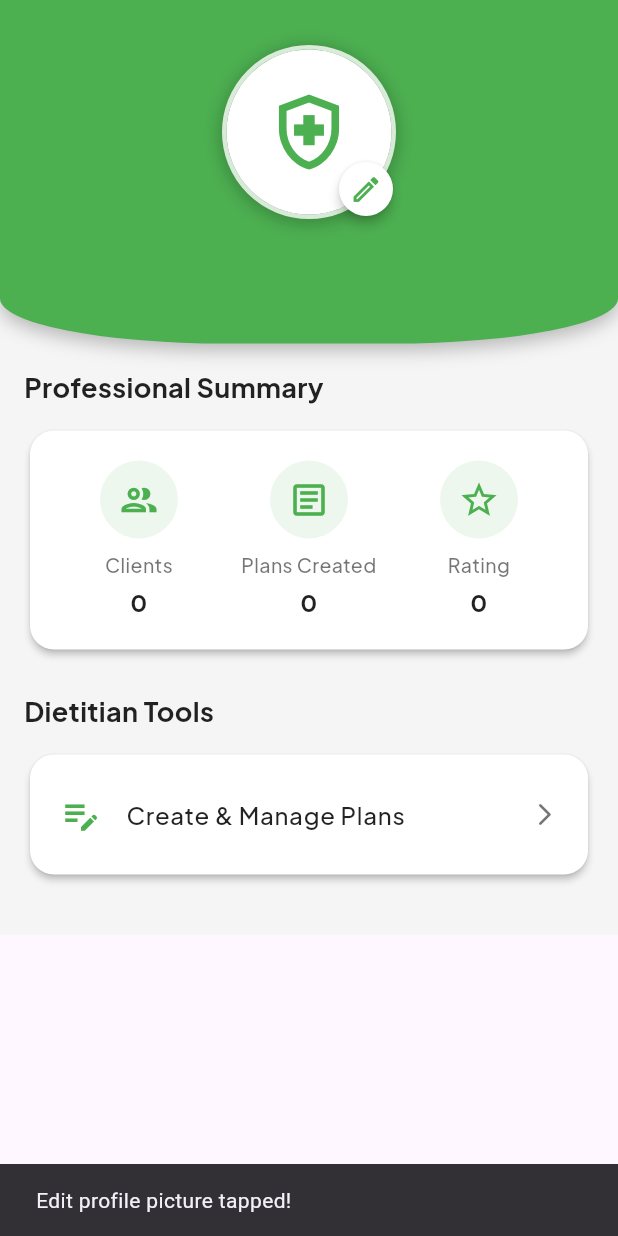
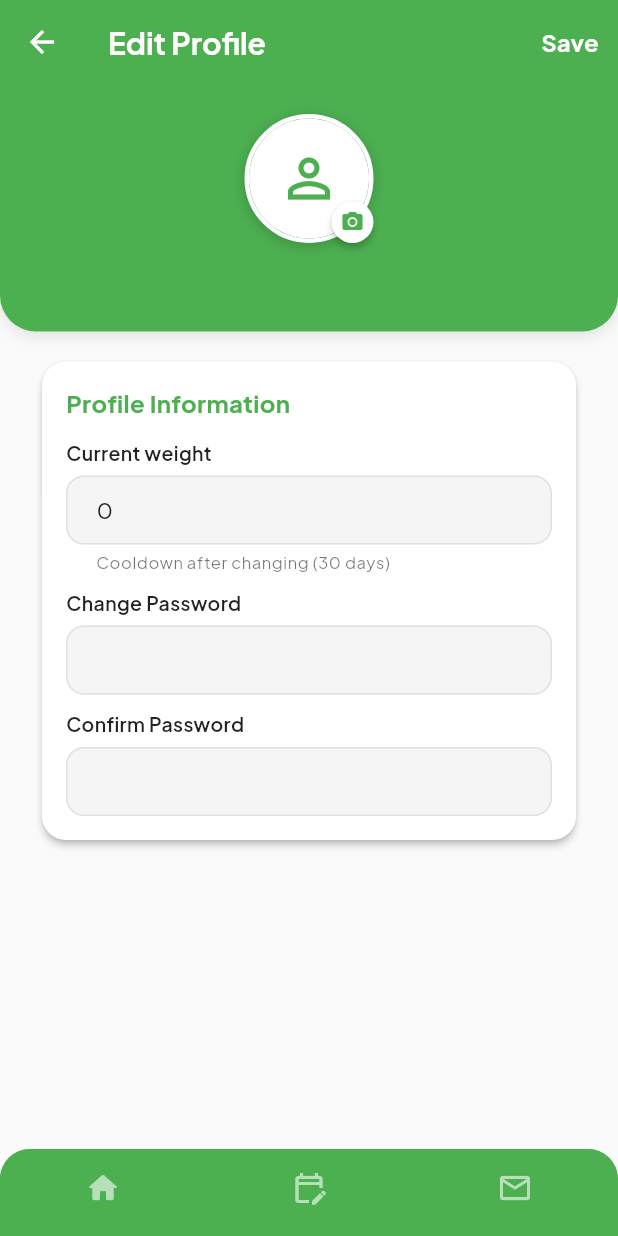
Before and after one commit to banog001/MamasRecipe, a Flutter app: the DietitianProfile widget shown alone on an empty page, opened directly, after a tap on the "edit" icon, on a phone screen of 412 x 824 dp. Run offline on Flutter 3.47's test engine with Material 3 defaults, Android fonts, the light colour scheme and no system bars; our stand-ins replace cloud_firestore, firebase_auth, firebase_core, google_sign_in, image_picker, shimmer and 1 more; accounts and stored records are empty.

Commit message:
adminhome, dietitianprofile, editdietitianprofile, homepagedietitian

```diff
--- a/lib/Dietitians/dietitianProfile.dart
+++ b/lib/Dietitians/dietitianProfile.dart
@@ -1,7 +1,8 @@
 import 'package:flutter/material.dart';
 import 'package:firebase_auth/firebase_auth.dart';
 import 'package:cloud_firestore/cloud_firestore.dart';
-import 'createMealPlan.dart'; // Ensure this path is correct
+import 'createMealPlan.dart';
+import 'editDietitianProfile.dart';// Ensure this path is correct
 
 // Note: No need to import HomePageDietitian here anymore if it's just content for a tab
 
@@ -159,9 +160,13 @@ class _DietitianProfileState extends State<DietitianProfile> {
                               elevation: 3,
                               child: InkWell(
                                 onTap: () {
-                                  ScaffoldMessenger.of(context).showSnackBar(
-                                      const SnackBar(content: Text("Edit profile picture tapped!")));
-                                  // TODO: Implement profile picture editing logic
+                                  Navigator.push(
+                                    context,
+                                    MaterialPageRoute(
+                                      builder: (context) =>
+                                      const EditProfileDietitianPage(),
+                                    ),
+                                  );
                                 },
                                 customBorder: const CircleBorder(),
                                 child: Padding(
--- /dev/null
+++ b/lib/Dietitians/editDietitianProfile.dart
@@ -0,0 +1,518 @@
+import 'dart:io';
+import 'dart:convert';
+import 'package:flutter/material.dart';
+import 'package:image_picker/image_picker.dart';
+import 'package:http/http.dart' as http;
+import 'package:firebase_auth/firebase_auth.dart';
+import 'package:cloud_firestore/cloud_firestore.dart';
+import 'homePageDietitian.dart';
+
+class EditProfileDietitianPage extends StatefulWidget {
+  const EditProfileDietitianPage({super.key});
+
+  @override
+  State<EditProfileDietitianPage> createState() => _EditProfilePageState();
+}
+
+class _EditProfilePageState extends State<EditProfileDietitianPage> {
+  File? _profileImage;
+  final ImagePicker _picker = ImagePicker();
+  bool _isUploading = false;
+  final TextEditingController _weightController = TextEditingController();
+  Future<Map<String, dynamic>?>? _userDataFuture;
+
+  static const String _primaryFontFamily = 'PlusJakartaSans';
+  static const Color _primaryColor = Color(0xFF4CAF50);
+
+  static const TextStyle _labelStyle = TextStyle(
+    fontFamily: _primaryFontFamily,
+    fontSize: 13,
+    fontWeight: FontWeight.w600,
+    color: Colors.black87,
+  );
+
+  static const TextStyle _helperStyle = TextStyle(
+    fontFamily: _primaryFontFamily,
+    fontSize: 11,
+    color: Colors.black54,
+  );
+
+  final String cloudName = "dbc77ko88";
+  final String uploadPreset = "profile";
+
+  @override
+  void initState() {
+    super.initState();
+    _userDataFuture = _getUserData(); // 👈 Runs only once
+  }
+
+  Future<void> _pickImage(ImageSource source) async {
+    final XFile? pickedFile = await _picker.pickImage(source: source);
+    if (pickedFile != null) {
+      setState(() {
+        _profileImage = File(pickedFile.path);
+      });
+    }
+  }
+
+  void _showImageSourceDialog() {
+    showModalBottomSheet(
+      context: context,
+      shape: const RoundedRectangleBorder(
+        borderRadius: BorderRadius.vertical(top: Radius.circular(16)),
+      ),
+      builder: (context) => SafeArea(
+        child: Padding(
+          padding: const EdgeInsets.symmetric(vertical: 12.0),
+          child: Column(
+            mainAxisSize: MainAxisSize.min,
+            children: [
+              ListTile(
+                leading: Container(
+                  padding: const EdgeInsets.all(8),
+                  decoration: BoxDecoration(
+                    color: _primaryColor.withOpacity(0.1),
+                    borderRadius: BorderRadius.circular(8),
+                  ),
+                  child: const Icon(Icons.photo_library, color: _primaryColor),
+                ),
+                title: const Text("Choose from Gallery", style: TextStyle(fontFamily: _primaryFontFamily)),
+                onTap: () {
+                  Navigator.pop(context);
+                  _pickImage(ImageSource.gallery);
+                },
+              ),
+              ListTile(
+                leading: Container(
+                  padding: const EdgeInsets.all(8),
+                  decoration: BoxDecoration(
+                    color: _primaryColor.withOpacity(0.1),
+                    borderRadius: BorderRadius.circular(8),
+                  ),
+                  child: const Icon(Icons.camera_alt, color: _primaryColor),
+                ),
+                title: const Text("Take a Photo", style: TextStyle(fontFamily: _primaryFontFamily)),
+                onTap: () {
+                  Navigator.pop(context);
+                  _pickImage(ImageSource.camera);
+                },
+              ),
+            ],
+          ),
+        ),
+      ),
+    );
+  }
+
+  Future<String?> _uploadToCloudinary(File imageFile) async {
+    try {
+      setState(() => _isUploading = true);
+
+      final url = Uri.parse("https://api.cloudinary.com/v1_1/$cloudName/image/upload");
+      final request = http.MultipartRequest('POST', url)
+        ..fields['upload_preset'] = uploadPreset
+        ..files.add(await http.MultipartFile.fromPath('file', imageFile.path));
+
+      final response = await request.send();
+      final resBody = await response.stream.bytesToString();
+      print("🔹 Cloudinary response: $resBody");
+
+      final data = json.decode(resBody);
+
+      if (response.statusCode == 200) {
+        return data['secure_url'];
+      } else {
+        print("❌ Upload failed: ${data['error']}");
+        return null;
+      }
+    } catch (e) {
+      print("❌ Upload error: $e");
+      return null;
+    } finally {
+      setState(() => _isUploading = false);
+    }
+  }
+
+  Future<void> _saveProfile() async {
+    final user = FirebaseAuth.instance.currentUser;
+    if (user == null) return;
+
+    String? imageUrl;
+
+    // 🔹 If a new profile image was chosen, upload it first
+    if (_profileImage != null) {
+      imageUrl = await _uploadToCloudinary(_profileImage!);
+      if (imageUrl == null) {
+        ScaffoldMessenger.of(context).showSnackBar(
+          const SnackBar(content: Text("Failed to upload image.")),
+        );
+        return;
+      }
+    }
+
+    // 🔹 Prepare data to update
+    final updateData = <String, dynamic>{};
+
+    // Add new image URL only if user picked one
+    if (imageUrl != null) updateData['profile'] = imageUrl;
+
+    // Add current weight (if it’s not empty)
+    if (_weightController.text.trim().isNotEmpty) {
+      updateData['currentWeight'] = _weightController.text.trim();
+    }
+
+    // 🔹 Update Firestore only if there’s something to change
+    if (updateData.isNotEmpty) {
+      await FirebaseFirestore.instance
+          .collection("Users")
+          .doc(user.uid)
+          .update(updateData);
+
+      ScaffoldMessenger.of(context).showSnackBar(
+        const SnackBar(content: Text("✅ Profile updated successfully!")),
+      );
+
+      // Refresh data on screen
+      setState(() {
+        _userDataFuture = _getUserData();
+        _profileImage = null;
+      });
+    } else {
+      ScaffoldMessenger.of(context).showSnackBar(
+        const SnackBar(content: Text("No changes to save.")),
+      );
+    }
+  }
+
+  Future<Map<String, dynamic>?> _getUserData() async {
+    final user = FirebaseAuth.instance.currentUser;
+    if (user == null) return null;
+
+    final snapshot = await FirebaseFirestore.instance
+        .collection("Users")
+        .doc(user.uid)
+        .get();
+    return snapshot.data();
+  }
+
+  @override
+  Widget build(BuildContext context) {
+    final user = FirebaseAuth.instance.currentUser;
+    final keyboardHeight = MediaQuery.of(context).viewInsets.bottom;
+
+    return Scaffold(
+      backgroundColor: Colors.grey.shade50,
+      resizeToAvoidBottomInset: true,
+      appBar: AppBar(
+        backgroundColor: _primaryColor,
+        elevation: 0,
+        leading: IconButton(
+          icon: const Icon(Icons.arrow_back, color: Colors.white),
+          onPressed: () => Navigator.pop(context),
+        ),
+        title: const Text(
+          "Edit Profile",
+          style: TextStyle(
+            fontFamily: _primaryFontFamily,
+            fontWeight: FontWeight.bold,
+            fontSize: 20,
+            color: Colors.white,
+          ),
+        ),
+        actions: [
+          TextButton(
+            onPressed: _saveProfile,
+            child: _isUploading
+                ? const SizedBox(
+              width: 20,
+              height: 20,
+              child: CircularProgressIndicator(
+                color: Colors.white,
+                strokeWidth: 2,
+              ),
+            )
+                : const Text(
+              "Save",
+              style: TextStyle(
+                color: Colors.white,
+                fontSize: 16,
+                fontFamily: _primaryFontFamily,
+                fontWeight: FontWeight.bold,
+              ),
+            ),
+          )
+        ],
+      ),
+      body: FutureBuilder<Map<String, dynamic>?>(
+        future: _userDataFuture,
+        builder: (context, snapshot) {
+          if (snapshot.connectionState == ConnectionState.waiting) {
+            return const Center(child: CircularProgressIndicator());
+          }
+
+          final userData = snapshot.data;
+
+          if (userData != null && userData["currentWeight"] != null && _weightController.text.isEmpty) {
+            _weightController.text = userData["currentWeight"].toString();
+          }
+          final String? profileUrl = userData?['profile'];
+          final String displayName = user?.displayName ?? "Unknown User";
+          final String displayEmail = user?.email ?? "";
+
+          return LayoutBuilder(
+            builder: (context, constraints) {
+              return SingleChildScrollView(
+                physics: const BouncingScrollPhysics(),
+                child: ConstrainedBox(
+                  constraints: BoxConstraints(
+                    minHeight: constraints.maxHeight,
+                  ),
+                  child: IntrinsicHeight(
+                    child: Column(
+                      children: [
+                        Container(
+                          width: double.infinity,
+                          padding: EdgeInsets.fromLTRB(20, keyboardHeight > 0 ? 16 : 20, 20, keyboardHeight > 0 ? 20 : 24),
+                          decoration: BoxDecoration(
+                            color: _primaryColor,
+                            borderRadius: const BorderRadius.vertical(bottom: Radius.circular(24)),
+                            boxShadow: [BoxShadow(color: Colors.black.withOpacity(0.1), blurRadius: 8, offset: Offset(0, 3))],
+                          ),
+                          child: Column(
+                            children: [
+                              Stack(
+                                children: [
+                                  Container(
+                                    decoration: BoxDecoration(
+                                      shape: BoxShape.circle,
+                                      border: Border.all(color: Colors.white, width: 3),
+                                      boxShadow: [
+                                        BoxShadow(
+                                            color: Colors.black.withOpacity(0.15),
+                                            spreadRadius: 1,
+                                            blurRadius: 6,
+                                            offset: Offset(0, 2))
+                                      ],
+                                    ),
+                                    child: CircleAvatar(
+                                      radius: 40,
+                                      backgroundColor: Colors.white,
+                                      backgroundImage: _profileImage != null
+                                          ? FileImage(_profileImage!)
+                                          : (profileUrl != null && profileUrl.isNotEmpty)
+                                          ? NetworkImage(profileUrl)
+                                          : null,
+                                      child: (_profileImage == null && (profileUrl == null || profileUrl.isEmpty))
+                                          ? const Icon(Icons.person_outline, size: 42, color: _primaryColor)
+                                          : null,
+                                    ),
+                                  ),
+                                  Positioned(
+                                    bottom: 0,
+                                    right: 0,
+                                    child: Material(
+                                      color: Colors.white,
+                                      shape: const CircleBorder(),
+                                      elevation: 2,
+                                      child: InkWell(
+                                        onTap: _showImageSourceDialog,
+                                        customBorder: const CircleBorder(),
+                                        child: const Padding(
+                                          padding: EdgeInsets.all(6.0),
+                                          child: Icon(Icons.camera_alt, color: _primaryColor, size: 16),
+                                        ),
+                                      ),
+                                    ),
+                                  ),
+                                ],
+                              ),
+                              const SizedBox(height: 10),
+                              Text(
+                                displayName,
+                                style: const TextStyle(
+                                  fontFamily: _primaryFontFamily,
+                                  fontSize: 18,
+                                  fontWeight: FontWeight.bold,
+                                  color: Colors.white,
+                                ),
+                              ),
+                              if (displayEmail.isNotEmpty) ...[
+                                const SizedBox(height: 3),
+                                Text(
+                                  displayEmail,
+                                  style: TextStyle(
+                                    fontFamily: _primaryFontFamily,
+                                    fontSize: 13,
+                                    color: Colors.white.withOpacity(0.8),
+                                  ),
+                                ),
+                              ],
+                            ],
+                          ),
+                        ),
+                        Flexible(
+                          child: Padding(
+                            padding: EdgeInsets.symmetric(
+                              horizontal: 24.0,
+                              vertical: keyboardHeight > 0 ? 12.0 : 16.0,
+                            ),
+                            child: Card(
+                              elevation: 2,
+                              shape: RoundedRectangleBorder(
+                                borderRadius: BorderRadius.circular(16),
+                              ),
+                              color: Colors.white,
+                              child: Padding(
+                                padding: const EdgeInsets.all(16.0),
+                                child: Column(
+                                  mainAxisSize: MainAxisSize.min,
+                                  crossAxisAlignment: CrossAxisAlignment.start,
+                                  children: [
+                                    Text(
+                                      "Profile Information",
+                                      style: TextStyle(
+                                        fontFamily: _primaryFontFamily,
+                                        fontSize: 16,
+                                        fontWeight: FontWeight.bold,
+                                        color: _primaryColor,
+                                      ),
+                                    ),
+                                    const SizedBox(height: 12),
+                                    _buildTextField(
+                                      "Current weight",
+                                      controller: _weightController,
+                                      helperText: "Cooldown after changing (30 days)",
+                                    ),
+                                    const SizedBox(height: 10),
+                                    _buildTextField("Change Password", obscure: true),
+                                    const SizedBox(height: 10),
+                                    _buildTextField("Confirm Password", obscure: true),
+                                  ],
+                                ),
+                              ),
+                            ),
+                          ),
+                        ),
+                      ],
+                    ),
+                  ),
+                ),
+              );
+            },
+          );
+        },
+      ),
+      bottomNavigationBar: ClipRRect(
+        borderRadius: const BorderRadius.only(
+          topLeft: Radius.circular(20),
+          topRight: Radius.circular(20),
+        ),
+        child: Container(
+          decoration: BoxDecoration(
+            color: _primaryColor,
+            borderRadius: const BorderRadius.only(
+              topLeft: Radius.circular(20),
+              topRight: Radius.circular(20),
+            ),
+            boxShadow: [
+              BoxShadow(
+                color: Colors.black.withOpacity(0.1),
+                blurRadius: 8,
+                offset: const Offset(0, -2),
+              ),
+            ],
+          ),
+          child: BottomNavigationBar(
+            backgroundColor: _primaryColor,
+            selectedItemColor: Colors.white.withOpacity(0.6),
+            unselectedItemColor: Colors.white.withOpacity(0.6),
+            type: BottomNavigationBarType.fixed,
+            showSelectedLabels: false,
+            showUnselectedLabels: false,
+            onTap: (index) {
+              Navigator.pushReplacement(
+                context,
+                MaterialPageRoute(
+                  builder: (_) => HomePageDietitian(initialIndex: index),
+                ),
+              );
+            },
+            items: const [
+              BottomNavigationBarItem(
+                icon: Icon(Icons.home_outlined),
+                activeIcon: Icon(Icons.home_rounded),
+                label: 'Home',
+              ),
+              BottomNavigationBarItem(
+                icon: Icon(Icons.edit_calendar_outlined),
+                activeIcon: Icon(Icons.edit_calendar),
+                label: 'Schedule',
+              ),
+              BottomNavigationBarItem(
+                icon: Icon(Icons.mail_outline),
+                activeIcon: Icon(Icons.mail),
+                label: 'Messages',
+              ),
+            ],
+          ),
+        ),
+      ),
+
+    );
+  }
+
+  Widget _buildTextField(
+      String label, {
+        bool obscure = false,
+        String? helperText,
+        TextEditingController? controller,
+      }) {
+    return Column(
+      crossAxisAlignment: CrossAxisAlignment.start,
+      children: [
+        Text(
+          label,
+          style: const TextStyle(
+            fontFamily: _primaryFontFamily,
+            fontSize: 13,
+            fontWeight: FontWeight.w600,
+            color: Colors.black87,
+          ),
+        ),
+        const SizedBox(height: 6),
+        TextField(
+          controller: controller,
+          obscureText: obscure,
+          style: const TextStyle(
+            fontFamily: _primaryFontFamily,
+            fontSize: 15,
+          ),
+          decoration: InputDecoration(
+            helperText: helperText,
+            helperStyle: const TextStyle(
+              fontFamily: _primaryFontFamily,
+              fontSize: 11,
+              color: Colors.black54,
+            ),
+            filled: true,
+            fillColor: Colors.grey.shade100,
+            border: OutlineInputBorder(
+              borderRadius: BorderRadius.circular(12),
+              borderSide: BorderSide.none,
+            ),
+            enabledBorder: OutlineInputBorder(
+              borderRadius: BorderRadius.circular(12),
+              borderSide: BorderSide(color: Colors.grey.shade300),
+            ),
+            focusedBorder: OutlineInputBorder(
+              borderRadius: BorderRadius.circular(12),
+              borderSide: const BorderSide(color: _primaryColor, width: 2),
+            ),
+            contentPadding: const EdgeInsets.symmetric(horizontal: 16, vertical: 12),
+            isDense: true,
+          ),
+        ),
+      ],
+    );
+  }
+}
```
Also changed, not shown: lib/Admin/adminHome.dart (+26 -25 lines), lib/Dietitians/homePageDietitian.dart (+98 -59 lines).
